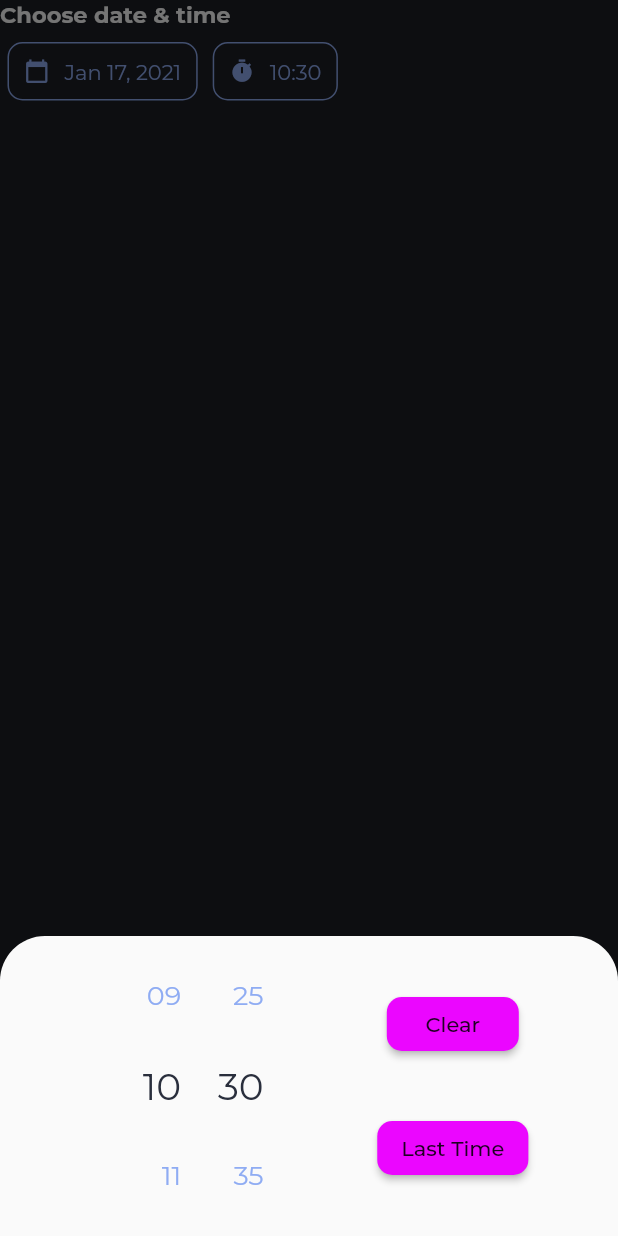
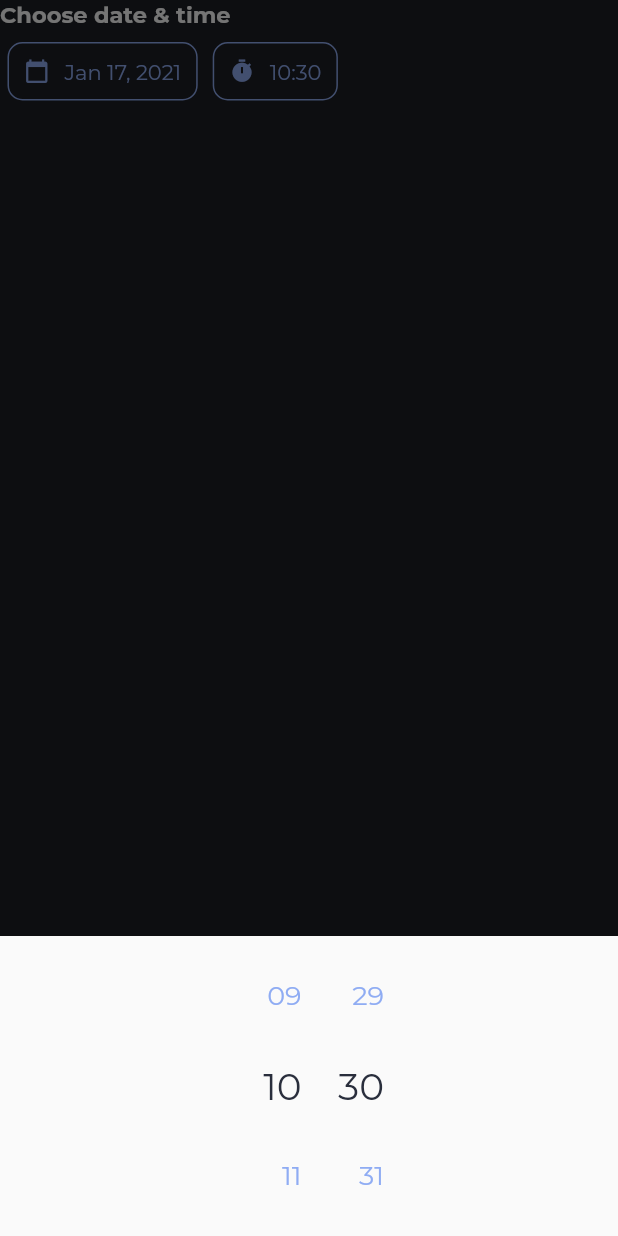
Before and after one commit to JordiiVidal/daily-goals-flutter, a Flutter app: the DateTimePicker widget shown alone on an empty page, opened directly, after a tap on an icon or button, on a phone screen of 412 x 824 dp. Run offline on Flutter 3.47's test engine with Material 2 defaults, Android fonts, the phone set to English and light mode, and no system bars; drawn by our look-alikes of flutter_time_picker_spinner; our stand-ins replace chips_choice, flutter_slidable, google_fonts, sqflite, table_calendar; missing offline and left inert: keyboard_visibility; accounts and stored records are empty.

Commit message:
fix some widgets

```diff
--- a/lib/presentation/providers/task_provider.dart
+++ b/lib/presentation/providers/task_provider.dart
@@ -17,6 +17,10 @@ class TaskProvider extends ChangeNotifier {
     notifyListeners();
   }
 
+  Future<bool> existByName() async{
+
+  }
+
   Future<void> createTask(TaskModel task) async {
     await taskRepositoryInterface.createTask(task);
     await loadTasks();
--- a/lib/presentation/screens/form_goal_screen.dart
+++ b/lib/presentation/screens/form_goal_screen.dart
@@ -18,6 +18,7 @@ class FormGoalScreen extends StatelessWidget {
 
   void onSubmit(BuildContext context) async {
     final formModel = context.read<FormProvider>().formState;
+    if (formModel.name == '') return;
     print('${formModel.time} -  SUBMIT');
     final task = TaskModel.fromForm(formModel);
     await context.read<TaskProvider>().createTask(task);
--- a/lib/presentation/widgets/bottom_sheet_time.dart
+++ b/lib/presentation/widgets/bottom_sheet_time.dart
@@ -20,7 +20,7 @@ class BottomSheetTime extends StatelessWidget {
               child: TimePickerSpinner(
                 time: initDateTime,
                 isForce2Digits: true,
-                minutesInterval: 5,
+                minutesInterval: 1,
                 is24HourMode: true,
                 spacing: 10,
                 normalTextStyle: TextStyle(
@@ -34,33 +34,38 @@ class BottomSheetTime extends StatelessWidget {
                 onTimeChange: (time) => onTimeChange(time),
               ),
             ),
-            Container(
-              child: Column(
-                mainAxisAlignment: MainAxisAlignment.spaceEvenly,
-                children: [
-                  RaisedButton(
-                    shape: RoundedRectangleBorder(
-                      borderRadius: BorderRadius.circular(10),
-                    ),
-                    child: Text('Clear'),
-                    onPressed: () {
-                      onTimeChange(initDateTime, useTime: false);
-                      Navigator.pop(context);
-                    },
-                  ),
-                  RaisedButton(
-                    shape: RoundedRectangleBorder(
-                      borderRadius: BorderRadius.circular(10),
-                    ),
-                    child: Text('Last Time'),
-                    onPressed: () {
-                      onTimeChange(initDateTime);
-                      Navigator.pop(context);
-                    },
-                  ),
-                ],
-              ),
-            )
+            // Container(
+            //   child: Column(
+            //     mainAxisAlignment: MainAxisAlignment.spaceEvenly,
+            //     children: [
+            //       RaisedButton(
+            //         shape: RoundedRectangleBorder(
+            //           borderRadius: BorderRadius.circular(10),
+            //         ),
+            //         child: Text(
+            //           'Clear',
+            //           style: TextStyle(
+            //             color: AppColors.primaryTextColor,
+            //           ),
+            //         ),
+            //         onPressed: () {
+            //           onTimeChange(initDateTime, useTime: false);
+            //           Navigator.pop(context);
+            //         },
+            //       ),
+            //       RaisedButton(
+            //         shape: RoundedRectangleBorder(
+            //           borderRadius: BorderRadius.circular(10),
+            //         ),
+            //         child: Text('Last Time'),
+            //         onPressed: () {
+            //           onTimeChange(initDateTime);
+            //           Navigator.pop(context);
+            //         },
+            //       ),
+            //     ],
+            //   ),
+            // )
           ],
         ),
       ),
--- a/lib/presentation/widgets/form/date_time_picker.dart
+++ b/lib/presentation/widgets/form/date_time_picker.dart
@@ -14,12 +14,12 @@ class DateTimePicker extends StatelessWidget {
     showModalBottomSheet(
       context: context,
       elevation: 3,
-      shape: RoundedRectangleBorder(
-        borderRadius: BorderRadius.only(
-          topRight: Radius.circular(30),
-          topLeft: Radius.circular(30),
-        ),
-      ),
+      // shape: RoundedRectangleBorder(
+      //   borderRadius: BorderRadius.only(
+      //     topRight: Radius.circular(30),
+      //     topLeft: Radius.circular(30),
+      //   ),
+      // ),
       builder: (context) => BottomSheetCalendar(
         closeOnClick: true,
         initDateTime: readFormProvider.dateForm,
@@ -34,12 +34,13 @@ class DateTimePicker extends StatelessWidget {
     showModalBottomSheet(
       context: context,
       elevation: 3,
-      shape: RoundedRectangleBorder(
-        borderRadius: BorderRadius.only(
-          topRight: Radius.circular(30),
-          topLeft: Radius.circular(30),
-        ),
-      ),
+      enableDrag: false,
+      // shape: RoundedRectangleBorder(
+      //   borderRadius: BorderRadius.only(
+      //     topRight: Radius.circular(30),
+      //     topLeft: Radius.circular(30),
+      //   ),
+      // ),
       builder: (ctx) => BottomSheetTime(
         initDateTime: readFormProvider.timeForm,
         onTimeChange: readFormProvider.setTime,
--- a/lib/presentation/widgets/form/name_text_field.dart
+++ b/lib/presentation/widgets/form/name_text_field.dart
@@ -33,7 +33,7 @@ class _NameTextFieldState extends State<NameTextField> {
 
   @override
   Widget build(BuildContext context) {
-    return TextField(
+    return TextFormField(
       focusNode: _textFocusNode,
       controller: _textController,
       style: TextStyle(
@@ -41,11 +41,13 @@ class _NameTextFieldState extends State<NameTextField> {
       ),
       cursorWidth: 2,
       onChanged: widget.onChangeText,
+      autocorrect: true,
+      maxLength: 40,
+      validator: (text) => null,
       decoration: InputDecoration(
         hintText: widget.hintText,
         border: InputBorder.none,
       ),
-      onSubmitted: (_) => FocusScope.of(context).unfocus(),
     );
   }
 }
```
Also changed, not shown: 1 other file.
